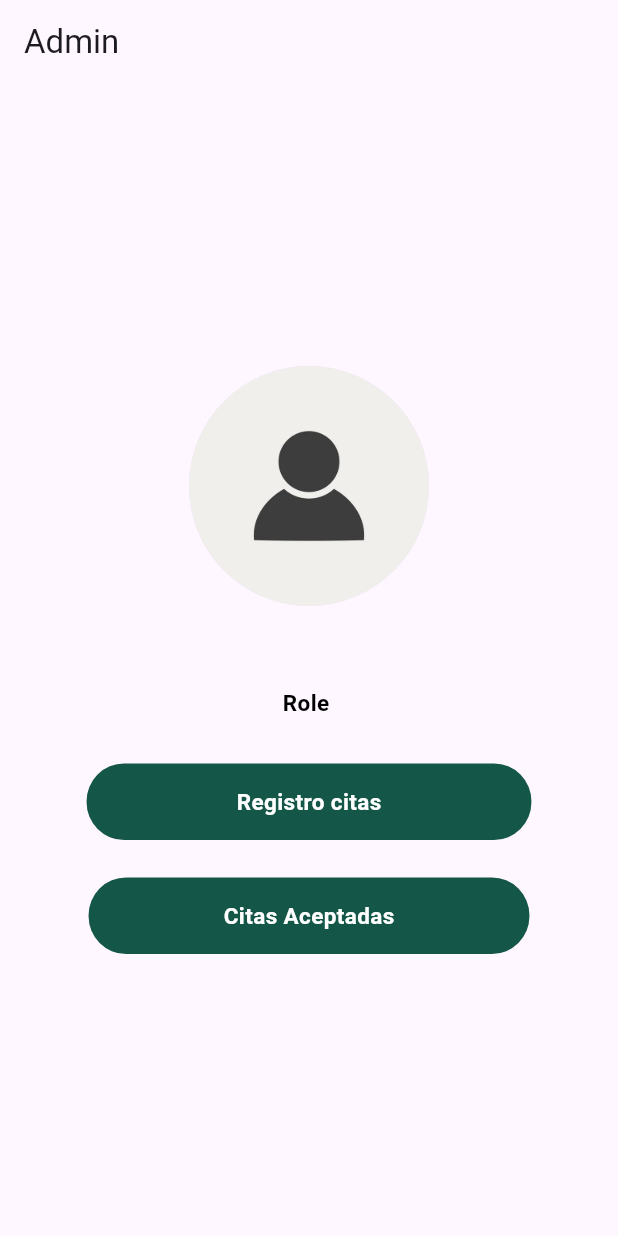
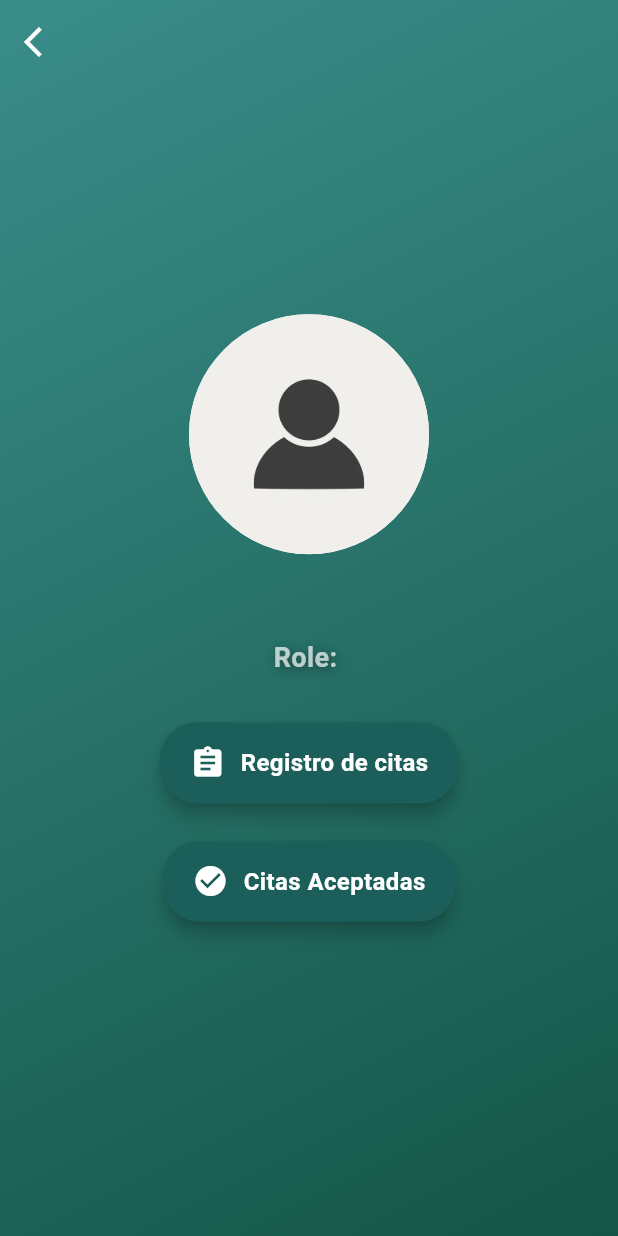
Before and after one commit to LuisDiegoGR/appdevfinal, a Flutter app: the AdminPage screen opened directly, on a phone screen of 412 x 824 dp. Run offline on Flutter 3.47's test engine with Material 3 defaults, Android fonts, the light colour scheme and no system bars; our stand-ins replace cloud_firestore, firebase_auth, firebase_core, firebase_database, firebase_messaging, firebase_storage and 4 more; accounts and stored records are empty; statements that could not run were skipped.

Commit message:
mejoras de apariencia

```diff
--- a/lib/InicioAppAdmin.dart
+++ b/lib/InicioAppAdmin.dart
@@ -7,7 +7,7 @@ import 'package:firebase_auth/firebase_auth.dart';
 import 'package:flutter/material.dart';
 
 class AdminPage extends StatefulWidget {
-  const AdminPage({Key? key});
+  const AdminPage({Key? key}) : super(key: key);
 
   @override
   State<AdminPage> createState() => _AdminPageState();
@@ -26,10 +26,29 @@ class _AdminPageState extends State<AdminPage> {
   @override
   Widget build(BuildContext context) {
     return Scaffold(
+      extendBodyBehindAppBar: true,
       appBar: AppBar(
-        title: const Text('Admin'),
+        backgroundColor: Colors.transparent,
+        elevation: 0,
+        leading: IconButton(
+          icon: const Icon(
+            Icons.arrow_back_ios,
+            color: Colors.white,
           ),
-      body: Center(
+          onPressed: () {
+            Navigator.of(context).pop();
+          },
+        ),
+      ),
+      body: Container(
+        decoration: const BoxDecoration(
+          gradient: LinearGradient(
+            begin: Alignment.topLeft,
+            end: Alignment.bottomRight,
+            colors: [Color(0xFF3A8D8A), Color(0xFF145647)],
+          ),
+        ),
+        child: Center(
           child: Column(
             mainAxisAlignment: MainAxisAlignment.center,
             children: [
@@ -38,18 +57,17 @@ class _AdminPageState extends State<AdminPage> {
                 backgroundImage: _image != null
                     ? FileImage(_image!)
                     : (FirebaseAuth.instance.currentUser?.photoURL != null
-                      ? NetworkImage(
-                          FirebaseAuth.instance.currentUser!.photoURL!)
-                      : const AssetImage('assets/images/Placeholder.jpg')
-                          as ImageProvider),
+                        ? NetworkImage(FirebaseAuth.instance.currentUser!.photoURL!)
+                        : const AssetImage('assets/images/Placeholder.jpg') as ImageProvider),
+                backgroundColor: Colors.white,
               ),
               const SizedBox(height: 20),
-            StreamBuilder(
+              StreamBuilder<DocumentSnapshot>(
                 stream: FirebaseFirestore.instance
                     .collection('users')
                     .doc(_userId)
                     .snapshots(),
-              builder: (context, AsyncSnapshot<DocumentSnapshot> snapshot) {
+                builder: (context, snapshot) {
                   if (snapshot.connectionState == ConnectionState.waiting) {
                     return const CircularProgressIndicator();
                   }
@@ -64,20 +82,34 @@ class _AdminPageState extends State<AdminPage> {
                       Text(
                         '${userData['name']} ${userData['lastName']}',
                         style: const TextStyle(
-                        color: Colors.black,
-                        fontSize: 20,
+                          color: Colors.white,
+                          fontSize: 22,
                           fontFamily: 'Roboto',
                           fontWeight: FontWeight.bold,
+                          shadows: [
+                            Shadow(
+                              blurRadius: 10.0,
+                              color: Colors.black45,
+                              offset: Offset(2.0, 2.0),
+                            ),
+                          ],
                         ),
                       ),
                       const SizedBox(height: 5),
                       Text(
-                      'Role ${userData['role']}',
+                        'Role: ${userData['role']}',
                         style: const TextStyle(
-                        color: Colors.black,
-                        fontSize: 15,
+                          color: Colors.white70,
+                          fontSize: 18,
                           fontFamily: 'Roboto',
                           fontWeight: FontWeight.bold,
+                          shadows: [
+                            Shadow(
+                              blurRadius: 10.0,
+                              color: Colors.black45,
+                              offset: Offset(2.0, 2.0),
+                            ),
+                          ],
                         ),
                       ),
                     ],
@@ -86,9 +118,9 @@ class _AdminPageState extends State<AdminPage> {
               ),
               const SizedBox(height: 30),
               RawMaterialButton(
-              fillColor: const Color(0xFF145647),
-              elevation: 0.0,
-              padding: const EdgeInsets.symmetric(vertical: 15.0, horizontal: 100),
+                fillColor: const Color(0xFF1C5F5A),
+                elevation: 5.0,
+                padding: const EdgeInsets.symmetric(vertical: 15.0, horizontal: 20.0),
                 shape: RoundedRectangleBorder(
                   borderRadius: BorderRadius.circular(25.0),
                 ),
@@ -97,21 +129,28 @@ class _AdminPageState extends State<AdminPage> {
                     MaterialPageRoute(builder: (context) => const CitasReb()),
                   );
                 },
-              child: const Text(
-                'Registro citas',
+                child: Row(
+                  mainAxisSize: MainAxisSize.min,
+                  children: const [
+                    Icon(Icons.assignment, color: Colors.white),
+                    SizedBox(width: 10),
+                    Text(
+                      'Registro de citas',
                       style: TextStyle(
                         color: Colors.white,
                         fontFamily: 'Roboto',
-                  fontSize: 15,
+                        fontSize: 16,
                         fontWeight: FontWeight.bold,
                       ),
+                    ),
+                  ],
                 ),
               ),
               const SizedBox(height: 25),
               RawMaterialButton(
-              fillColor: const Color(0xFF145647),
-              elevation: 0.0,
-              padding: const EdgeInsets.symmetric(vertical: 15.0, horizontal: 90),
+                fillColor: const Color(0xFF1C5F5A),
+                elevation: 5.0,
+                padding: const EdgeInsets.symmetric(vertical: 15.0, horizontal: 20.0),
                 shape: RoundedRectangleBorder(
                   borderRadius: BorderRadius.circular(25.0),
                 ),
@@ -119,19 +158,27 @@ class _AdminPageState extends State<AdminPage> {
                   Navigator.of(context).pushReplacement(
                       MaterialPageRoute(builder: (context) => const AcceptCita()));
                 },
-              child: const Text(
+                child: Row(
+                  mainAxisSize: MainAxisSize.min,
+                  children: const [
+                    Icon(Icons.check_circle, color: Colors.white),
+                    SizedBox(width: 10),
+                    Text(
                       'Citas Aceptadas',
                       style: TextStyle(
                         color: Colors.white,
                         fontFamily: 'Roboto',
-                  fontSize: 15,
+                        fontSize: 16,
                         fontWeight: FontWeight.bold,
-                ),
                       ),
                     ),
                   ],
                 ),
               ),
+            ],
+          ),
+        ),
+      ),
     );
   }
 }
```
Also changed, not shown: lib/TerceraPage.dart (+76 -39 lines). Lines whose indentation alone changed are shown as unchanged.
